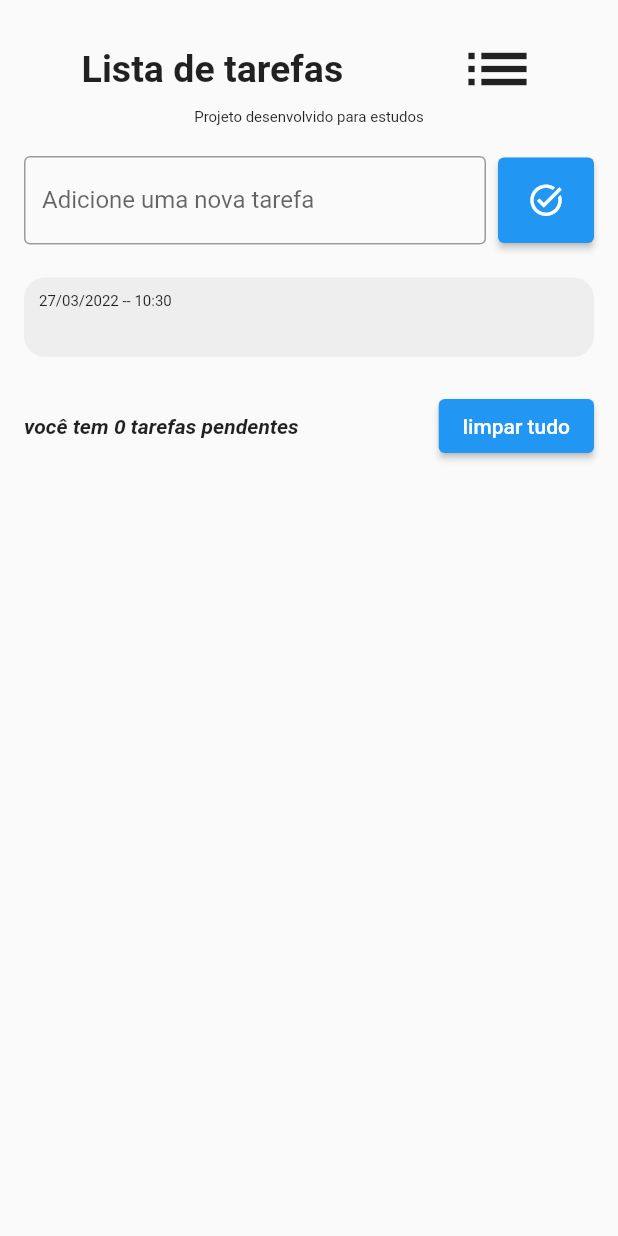
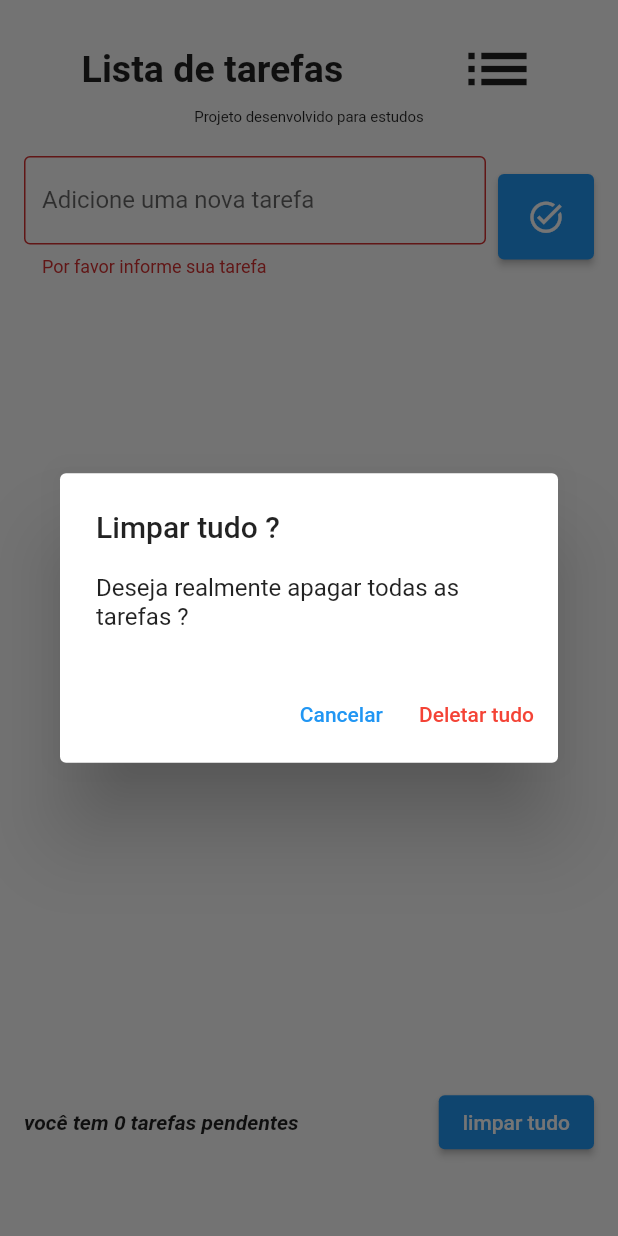
Before and after one commit to pedrolgsoares/todo_list, a Flutter app: the screen it shows after launch, after a tap on the "task alt" icon, after a tap on "limpar tudo", on a phone screen of 412 x 824 dp. Run offline on Flutter 3.47's test engine with Material 2 defaults, Android fonts, the phone set to English and light mode, and no system bars; drawn by our look-alikes of flutter_slidable; our stand-ins replace shared_preferences.

```diff
--- a/lib/app/models/todo.dart
+++ b/lib/app/models/todo.dart
@@ -1,10 +1,21 @@
+import 'dart:convert';
+
 class Todo {
   String title;
   DateTime dateTime;
 
-  Todo({
-    required this.title,
-    required this.dateTime
-  });
+  Todo({required this.title, required this.dateTime});
+
+
+  Map<String, dynamic> toJson() {
+    return {
+      'title': title,
+      'dateTime': dateTime.toIso8601String()
+    };
+  }
+
+  Todo.fromJson(Map<String, dynamic> json)
+    : title = json['title'] ?? '',
+      dateTime = DateTime.parse(json['dateTime']);
 
 }
--- a/lib/app/pages/todo_page.dart
+++ b/lib/app/pages/todo_page.dart
@@ -3,6 +3,7 @@
 import 'package:flutter/material.dart';
 import 'package:todo_list/app/models/todo.dart';
 import 'package:todo_list/app/pages/widgets/todo_item.dart';
+import 'package:todo_list/app/repositories/todo_repository.dart';
 
 class TodoPage extends StatefulWidget {
   const TodoPage({Key? key}) : super(key: key);
@@ -15,7 +16,23 @@ class _TodoPageState extends State<TodoPage> {
   // Criando controlador
   final TextEditingController _todoController = TextEditingController();
 
+  // Instanciando o repository para o sharedPreferences
+  final TodoRepository _todoRepository = TodoRepository();
+
   List<Todo> todos = [];
+  Todo? deletedTodo;
+  int? todoPosition;
+  String? mensagemDeErro;
+
+  @override
+  void initState() {
+    super.initState();
+    _todoRepository.getTodoList().then((value) {
+      setState(() {
+        todos = value;
+      });
+    });
+  }
 
   @override
   Widget build(BuildContext context) {
@@ -66,20 +83,31 @@ class _TodoPageState extends State<TodoPage> {
           Expanded(
             child: TextField(
                 controller: _todoController,
-                decoration: const InputDecoration(
-                    border: OutlineInputBorder(),
-                    label: Text('Adicione uma nova tarefa'),
-                    hintText: 'Ex. Estudar Flutter')),
+                decoration:  InputDecoration(
+                    border: const OutlineInputBorder(),
+                    label: const Text('Adicione uma nova tarefa'),
+                    hintText: 'Ex. Estudar Flutter',
+                    errorText: mensagemDeErro,
+                    )
+                    ),
           ),
           const SizedBox(width: 8),
           ElevatedButton(
               onPressed: () {
                 String text = _todoController.text;
+
+                if(text.isEmpty){
+                  setState(() {
+                    mensagemDeErro = 'Por favor informe sua tarefa';
+                  });
+                  return;
+                }
                 setState(() {
                   Todo newTodo = Todo(title: text, dateTime: DateTime.now());
                   todos.add(newTodo);
                 });
                 _todoController.clear();
+                _todoRepository.saveTodoList(todos);
               },
               style:
                   ElevatedButton.styleFrom(padding: const EdgeInsets.all(16)),
@@ -90,7 +118,8 @@ class _TodoPageState extends State<TodoPage> {
         ],
       );
 
-  Widget _buildListView() => Flexible(
+  Widget _buildListView() => Expanded(
+    flex: 5,
         child: ListView(
           shrinkWrap: true,
           children: [
@@ -103,24 +132,85 @@ class _TodoPageState extends State<TodoPage> {
         ),
       );
 
-  Widget _buildRowInfoButton() => Row(
-        children: [
-          const Expanded(
-              child: Text('você tem 0 tarefas pendentes',
-                  style: TextStyle(
+  Widget _buildRowInfoButton() => Flexible(
+    child: Row(
+      children: [
+          Expanded(
+              child: Text('você tem ${todos.length} tarefas pendentes',
+                  style: const TextStyle(
                       fontStyle: FontStyle.italic,
                       fontWeight: FontWeight.w700))),
           const SizedBox(width: 8),
           ElevatedButton(
-            onPressed: () {},
+            onPressed: showDeleteDialog,
             child: const Text('limpar tudo'),
           ),
         ],
-      );
+    ),
+  );
 
-  onDelete(Todo todo) {
+
+  void onDelete(Todo todo) {
+    deletedTodo = todo;
+    todoPosition = todos.indexOf(todo);
     setState(() {
       todos.remove(todo);
+      _todoRepository.saveTodoList(todos);
     });
+
+    ScaffoldMessenger.of(context).clearSnackBars();
+    ScaffoldMessenger.of(context).showSnackBar(SnackBar(
+      content: Text('Testando, removido: ${todo.title}'),
+      action: SnackBarAction(
+        textColor: Colors.red,
+        label: 'Desfazer',
+        onPressed: () {
+          setState(() {
+            todos.insert(todoPosition!, deletedTodo!);
+            _todoRepository.saveTodoList(todos);
+          });
+        },
+      ),
+      duration: const Duration(seconds: 5),
+    ));
+  }
+
+  void showDeleteDialog() {
+    showDialog(
+        context: context,
+        builder: (context) => AlertDialog(
+              title: const Text('Limpar tudo ?'),
+              content: const Text('Deseja realmente apagar todas as tarefas ?'),
+              actions: [
+                TextButton(
+                    onPressed: () {
+                      Navigator.of(context).pop();
+                    },
+                    child: const Text('Cancelar')),
+                TextButton(
+                    onPressed: () {
+                      Navigator.of(context).pop();
+                      deleteAllTodos();
+                    },
+                    child: const Text(
+                      'Deletar tudo',
+                      style: TextStyle(color: Colors.red),
+                    )),
+              ],
+            ));
+  }
+
+  void deleteAllTodos() {
+    setState(() {
+      todos.clear();
+      _todoRepository.saveTodoList(todos);
+    });
+    ScaffoldMessenger.of(context).showSnackBar(SnackBar(
+      content: const Text('Lista deletada'),
+      action: SnackBarAction(
+        label: 'Ok',
+        onPressed: () {},
+      ),
+    ));
   }
 }
--- /dev/null
+++ b/lib/app/repositories/todo_repository.dart
@@ -0,0 +1,22 @@
+import 'dart:convert';
+
+import 'package:shared_preferences/shared_preferences.dart';
+import 'package:todo_list/app/models/todo.dart';
+
+const todoListKey = 'todo_list';
+
+class TodoRepository{
+  late SharedPreferences sharedPreferences;
+
+   Future<List<Todo>> getTodoList() async{
+    sharedPreferences = await SharedPreferences.getInstance();
+    final String jsonString = sharedPreferences.getString(todoListKey) ?? '[]';
+    final List jsonGet = json.decode(jsonString) as List;
+    return jsonGet.map((e) => Todo.fromJson(e)).toList();
+  }
+
+  void saveTodoList(List<Todo> todos){
+    final String jsonSave = json.encode(todos);
+    sharedPreferences.setString(todoListKey, (jsonSave));
+  }
+}
--- a/pubspec.yaml
+++ b/pubspec.yaml
@@ -36,6 +36,8 @@ dependencies:
   cupertino_icons: ^1.0.2
   intl: ^0.17.0
   flutter_slidable: ^1.2.0
+  shared_preferences: ^2.0.13
+  esig_utils: ^5.2.0
 
 dev_dependencies:
   flutter_test:
```
Also changed, not shown: pubspec.lock, 1 other file.
